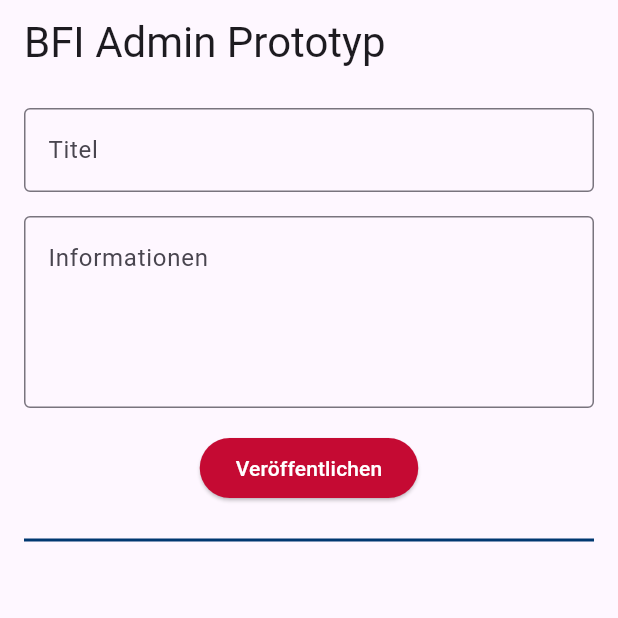
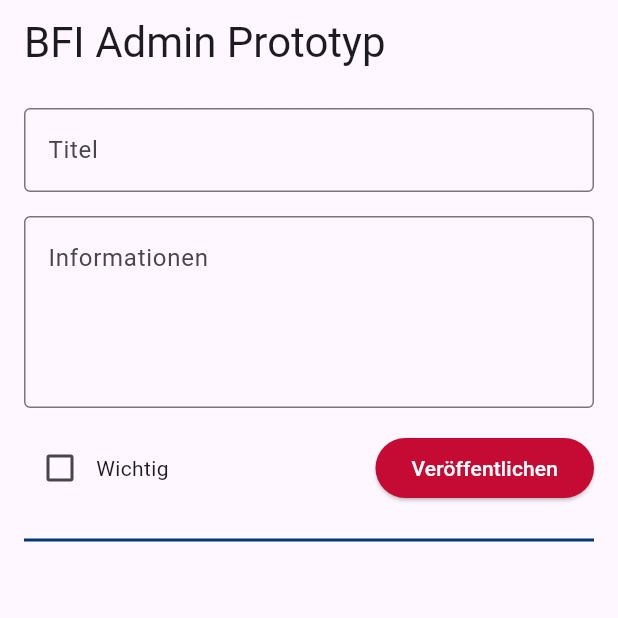
Before and after one commit to S-ecki/bfi_serverpod_poc, a Flutter app: the WebInfoSender screen opened directly, after a tap on "Veröffentlichen", on a phone screen of 412 x 824 dp, the top half of it. Run offline on Flutter 3.47's test engine with Material 3 defaults, Android fonts, the phone set to English and light mode, and no system bars; missing offline and left inert: serverpod, serverpod_client, serverpod_flutter, serverpod_serialization; statements that could not run were skipped.

Commit message:
feat(all): add important flag to info

```diff
--- a/poc_client/lib/src/protocol/info.dart
+++ b/poc_client/lib/src/protocol/info.dart
@@ -14,17 +14,20 @@ abstract class Info implements _i1.SerializableModel {
   Info._({
     required this.title,
     required this.body,
+    this.important,
   });
 
   factory Info({
     required String title,
     required String body,
+    bool? important,
   }) = _InfoImpl;
 
   factory Info.fromJson(Map<String, dynamic> jsonSerialization) {
     return Info(
       title: jsonSerialization['title'] as String,
       body: jsonSerialization['body'] as String,
+      important: jsonSerialization['important'] as bool?,
     );
   }
 
@@ -32,15 +35,19 @@ abstract class Info implements _i1.SerializableModel {
 
   String body;
 
+  bool? important;
+
   Info copyWith({
     String? title,
     String? body,
+    bool? important,
   });
   @override
   Map<String, dynamic> toJson() {
     return {
       'title': title,
       'body': body,
+      if (important != null) 'important': important,
     };
   }
 
@@ -50,23 +57,29 @@ abstract class Info implements _i1.SerializableModel {
   }
 }
 
+class _Undefined {}
+
 class _InfoImpl extends Info {
   _InfoImpl({
     required String title,
     required String body,
+    bool? important,
   }) : super._(
           title: title,
           body: body,
+          important: important,
         );
 
   @override
   Info copyWith({
     String? title,
     String? body,
+    Object? important = _Undefined,
   }) {
     return Info(
       title: title ?? this.title,
       body: body ?? this.body,
+      important: important is bool? ? important : this.important,
     );
   }
 }
--- a/poc_flutter_admin/lib/auth.dart
+++ b/poc_flutter_admin/lib/auth.dart
@@ -69,7 +69,7 @@ class AuthScreenState extends State<AuthScreen> {
                   TextField(
                     controller: _passwordController,
                     decoration: const InputDecoration(
-                      labelText: 'Password',
+                      labelText: 'Passwort',
                     ),
                     obscureText: true,
                   ),
--- a/poc_flutter_admin/lib/main.dart
+++ b/poc_flutter_admin/lib/main.dart
@@ -1,4 +1,4 @@
-import 'package:bfi_prototype_web/web_info_sender.dart';
+import 'package:bfi_prototype_web/auth.dart';
 import 'package:flutter/material.dart';
 import 'package:poc_client/poc_client.dart';
 import 'package:serverpod_flutter/serverpod_flutter.dart';
@@ -24,7 +24,7 @@ class MyApp extends StatelessWidget {
   @override
   Widget build(BuildContext context) {
     return MaterialApp(
-      title: 'Bfi Prototype Web',
+      title: 'Bfi Prototyp Web',
       debugShowCheckedModeBanner: false,
       theme: ThemeData(
         useMaterial3: true,
@@ -47,7 +47,7 @@ class MyApp extends StatelessWidget {
       home: const Banner(
         message: "Prototyp",
         location: BannerLocation.topEnd,
-        child: WebInfoSender(),
+        child: AuthScreen(),
       ),
     );
   }
--- a/poc_flutter_admin/lib/web_info_sender.dart
+++ b/poc_flutter_admin/lib/web_info_sender.dart
@@ -14,6 +14,7 @@ class WebInfoSenderState extends State<WebInfoSender> {
   final _bodyController = TextEditingController();
 
   List<Info> infos = [];
+  var isImportant = false;
 
   @override
   void initState() {
@@ -33,7 +34,10 @@ class WebInfoSenderState extends State<WebInfoSender> {
   }
 
   void _sendInfo() {
-    final info = Info(title: _titleController.text, body: _bodyController.text);
+    final info = Info(
+        title: _titleController.text,
+        body: _bodyController.text,
+        important: isImportant);
     client.info.sendStreamMessage(info);
     _titleController.clear();
     _bodyController.clear();
@@ -79,6 +83,15 @@ class WebInfoSenderState extends State<WebInfoSender> {
               minLines: 4,
             ),
             const SizedBox(height: 16),
+            Row(
+              children: [
+                Checkbox(
+                  value: isImportant,
+                  onChanged: (value) => setState(() => isImportant = value!),
+                  activeColor: bfiBlue,
+                ),
+                const Text("Wichtig"),
+                const Spacer(),
                 ElevatedButton(
                   onPressed: _sendInfo,
                   style: ElevatedButton.styleFrom(
@@ -87,6 +100,8 @@ class WebInfoSenderState extends State<WebInfoSender> {
                   ),
                   child: const Text('Veröffentlichen'),
                 ),
+              ],
+            ),
             const SizedBox(height: 16),
             const Divider(
               color: bfiBlue,
@@ -94,7 +109,7 @@ class WebInfoSenderState extends State<WebInfoSender> {
             ),
             const SizedBox(height: 16),
             Expanded(
-              child: InfoListWidget(infos: infos.map((e) => e.title).toList()),
+              child: InfoListWidget(infos: infos),
             ),
           ],
         ),
@@ -104,7 +119,7 @@ class WebInfoSenderState extends State<WebInfoSender> {
 }
 
 class InfoListWidget extends StatelessWidget {
-  final List<String> infos;
+  final List<Info> infos;
 
   const InfoListWidget({
     super.key,
@@ -116,12 +131,21 @@ class InfoListWidget extends StatelessWidget {
     return ListView.builder(
       itemCount: infos.length,
       itemBuilder: (context, index) {
+        final info = infos[index];
         return ListTile(
+          onTap: () {},
           iconColor: bfiBlue,
           dense: false,
-          title: Text(
-            infos[index],
+          title: Row(
+            children: [
+              Text(
+                info.title,
                 style: Theme.of(context).textTheme.bodyLarge,
+              ),
+              const SizedBox(width: 8),
+              if (info.important ?? false)
+                const Icon(Icons.warning, color: bfiRed),
+            ],
           ),
           trailing: Row(
             mainAxisSize: MainAxisSize.min,
--- a/poc_server/lib/src/models/info.spy.yaml
+++ b/poc_server/lib/src/models/info.spy.yaml
@@ -21,3 +21,4 @@ class: Info
 fields:
   title: String
   body: String
+  important: bool?
```
Also changed, not shown: poc_flutter_consumer/lib/main.dart (+13 -6 lines), poc_server/lib/src/generated/info.dart. Lines whose indentation alone changed are shown as unchanged.
